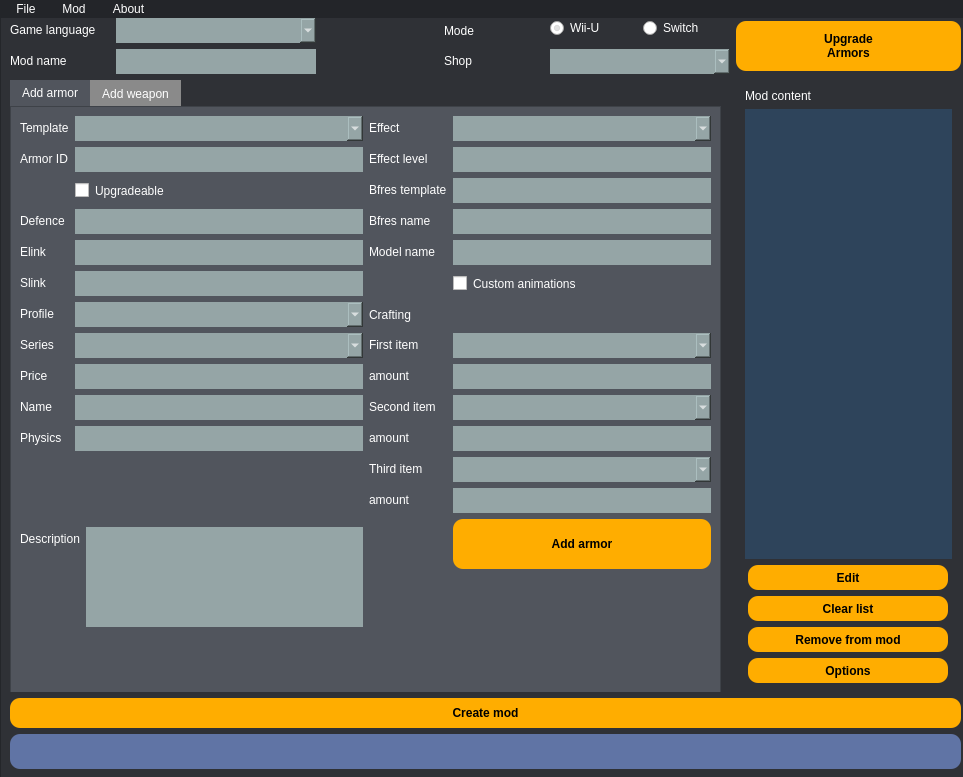
Before: the Qt Designer form main_window_black.ui in SolidLink95/Standalone_Item_Creator_for_BOTW, drawn with Qt 5.
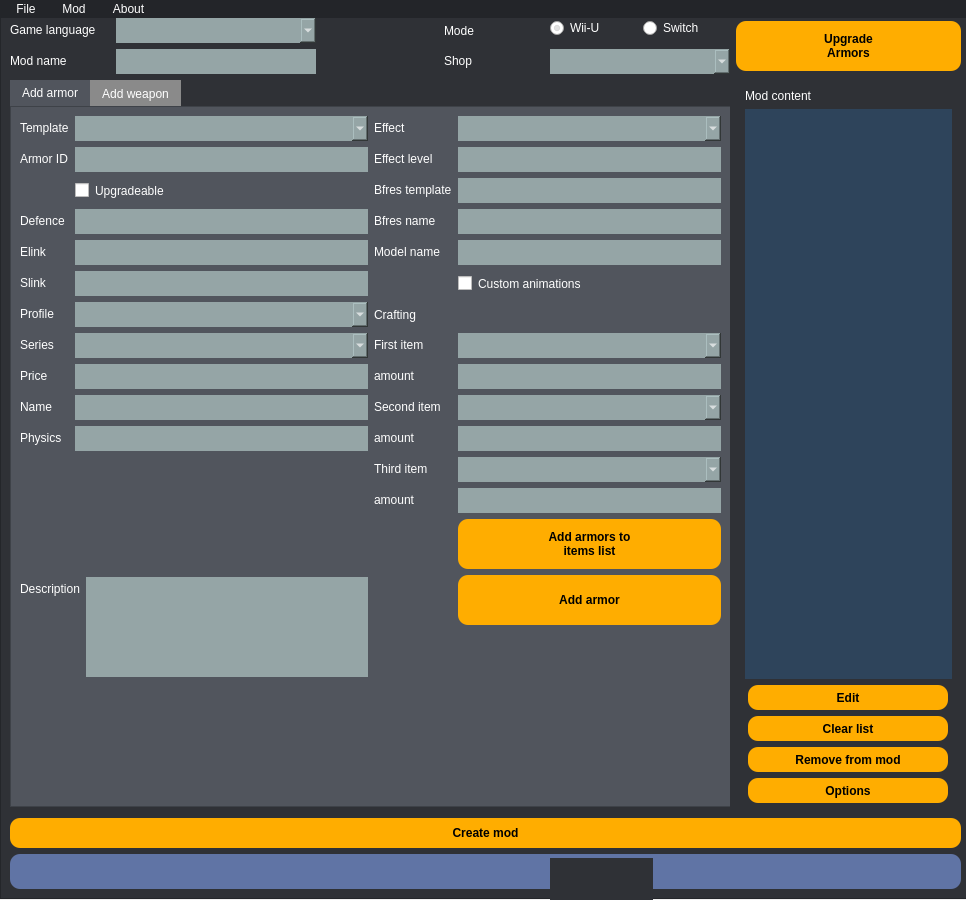
After: the same form once the commit is applied. Icons and pictures are not drawn.

Diff of the .ui file:
```diff
--- a/main_window_black.ui
+++ b/main_window_black.ui
@@ -6,8 +6,8 @@
    <rect>
     <x>0</x>
     <y>0</y>
-    <width>963</width>
-    <height>777</height>
+    <width>966</width>
+    <height>900</height>
    </rect>
   </property>
   <property name="windowTitle">
@@ -63,7 +63,7 @@
       <x>0</x>
       <y>-10</y>
       <width>971</width>
-      <height>771</height>
+      <height>891</height>
      </rect>
     </property>
     <property name="sizePolicy">
@@ -114,6 +114,10 @@
 	gridline-color:  rgb(60, 85, 109);
 font: 10pt &quot;Segoe MDL2 Assets&quot;;
 }
+QListView::item {
+    height: 30px;
+	width: 30px;
+}
 QLineEdit {
 	background-color: rgb(149, 165, 166);
 	color: white;
@@ -528,8 +532,8 @@
             <rect>
              <x>0</x>
              <y>0</y>
-             <width>711</width>
-             <height>601</height>
+             <width>721</width>
+             <height>701</height>
             </rect>
            </property>
            <property name="styleSheet">
@@ -1120,7 +1124,7 @@
                   </property>
                  </widget>
                 </item>
-                <item row="13" column="1">
+                <item row="14" column="1">
                  <widget class="QPushButton" name="Add_armor">
                   <property name="minimumSize">
                    <size>
@@ -1139,6 +1143,26 @@
                   </property>
                  </widget>
                 </item>
+                <item row="13" column="1">
+                 <widget class="QPushButton" name="Add_armors_to_items">
+                  <property name="minimumSize">
+                   <size>
+                    <width>200</width>
+                    <height>50</height>
+                   </size>
+                  </property>
+                  <property name="maximumSize">
+                   <size>
+                    <width>16777215</width>
+                    <height>16777215</height>
+                   </size>
+                  </property>
+                  <property name="text">
+                   <string>Add armors to
+items list</string>
+                  </property>
+                 </widget>
+                </item>
                </layout>
               </item>
              </layout>
@@ -1944,7 +1968,7 @@
     <rect>
      <x>0</x>
      <y>0</y>
-     <width>963</width>
+     <width>966</width>
      <height>25</height>
     </rect>
    </property>
```
Left out of the diff: 4 changed lines with no effect on the pictures.
